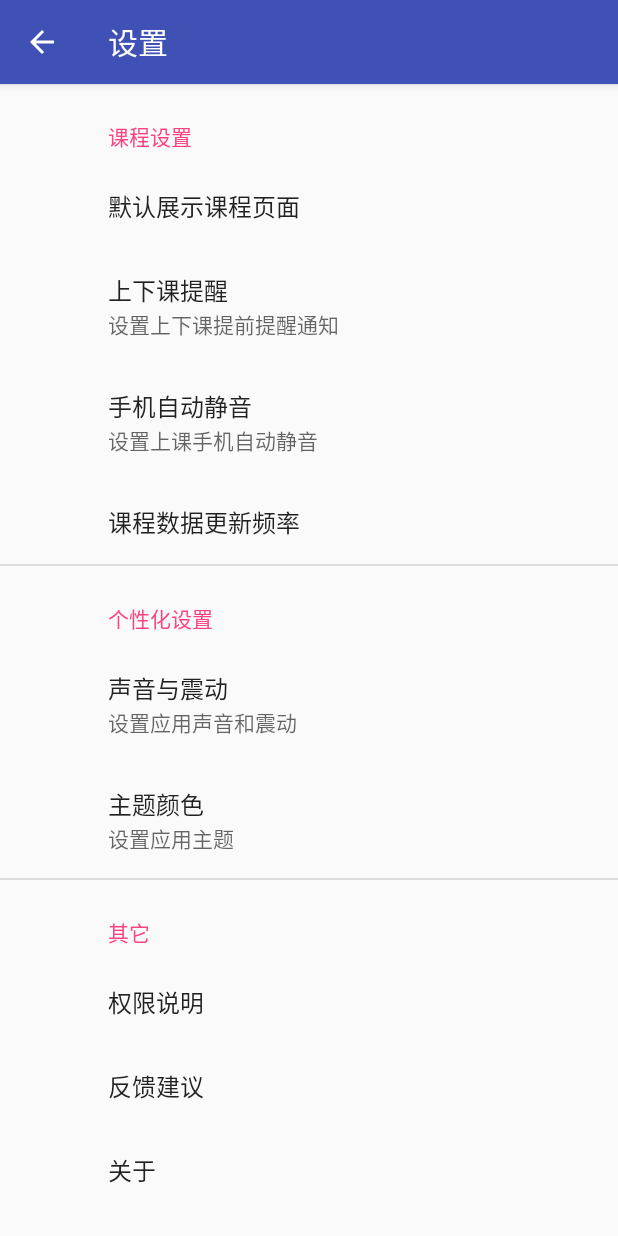
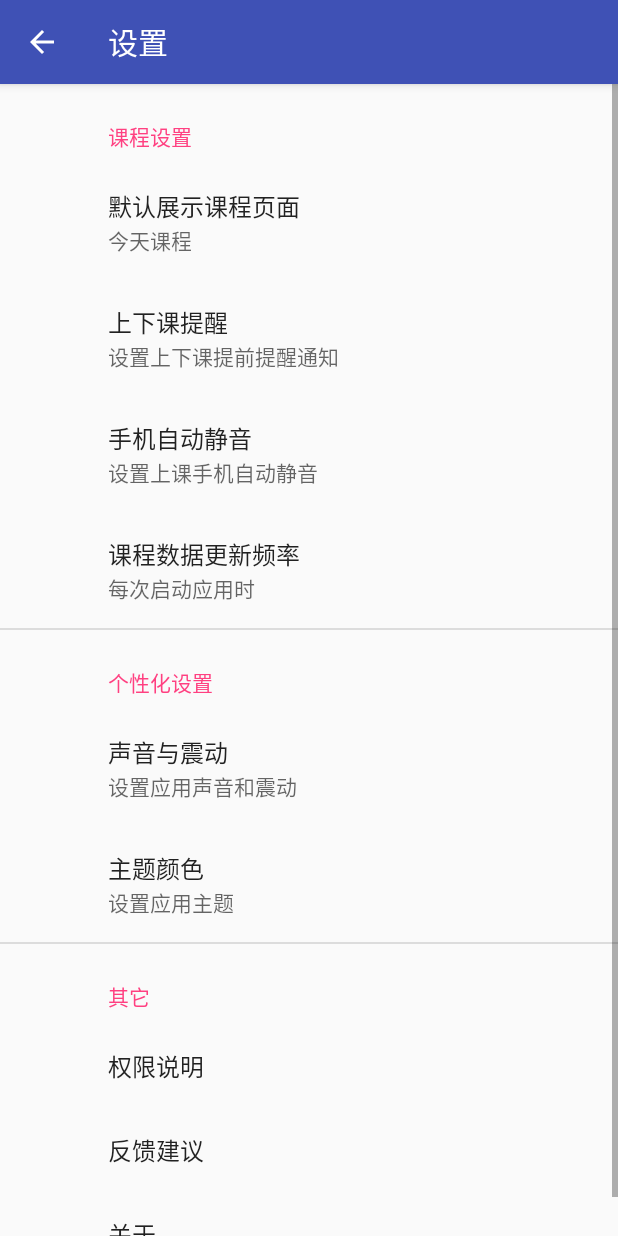
Before and after one commit to itning/YunShuClassSchedule, an Android app: the MainActivity screen opened directly, with no data from a screen before it, in the side drawer, after a tap on "设置", on a phone screen of 412 x 824 dp. Run offline under Robolectric (Android 15) with nearby library versions, the phone set to English and light mode, and no system bars; our stand-ins replace ButterKnife, EventBus, androidx.preference; 10 statements that could not run were skipped.

```diff
--- a/app/src/main/res/xml/preference_settings.xml
+++ b/app/src/main/res/xml/preference_settings.xml
@@ -1,6 +1,7 @@
 <PreferenceScreen xmlns:android="http://schemas.android.com/apk/res/android">
     <PreferenceCategory android:title="课程设置">
         <ListPreference
+            android:defaultValue="today"
             android:dialogTitle="选择默认展示课程页面"
             android:entries="@array/entries_list_default_show_main_fragment"
             android:entryValues="@array/entries_values_default_show_main_fragment"
@@ -19,6 +20,7 @@
                     android:summaryOn="上课提醒通知已开启"
                     android:title="上课提醒通知" />
                 <ListPreference
+                    android:defaultValue="3"
                     android:dependency="class_reminder_up_status"
                     android:dialogTitle="选择上课提醒通知发出时间"
                     android:entries="@array/entries_list_class_reminder_up_time"
@@ -34,11 +36,12 @@
                     android:summaryOn="下课提醒通知已开启"
                     android:title="下课提醒通知" />
                 <ListPreference
+                    android:defaultValue="1"
                     android:dependency="class_reminder_down_status"
                     android:dialogTitle="选择下课提醒通知发出时间"
                     android:entries="@array/entries_list_class_reminder_down_time"
                     android:entryValues="@array/entries_values_class_reminder_down_time"
-                    android:key="class_reminder_up_time"
+                    android:key="class_reminder_down_time"
                     android:title="提醒时间设置" />
             </PreferenceCategory>
         </PreferenceScreen>
@@ -55,6 +58,7 @@
                     android:summaryOn="上课手机自动静音已开启"
                     android:title="上课手机自动静音" />
                 <ListPreference
+                    android:defaultValue="0"
                     android:dependency="phone_mute_status"
                     android:dialogTitle="选择上课开启静音时间"
                     android:entries="@array/entries_list_phone_mute_before_time"
@@ -62,15 +66,17 @@
                     android:key="phone_mute_before_time"
                     android:title="上课前静音时间设置" />
                 <ListPreference
+                    android:defaultValue="0"
                     android:dependency="phone_mute_status"
                     android:dialogTitle="选择下课解除静音时间"
                     android:entries="@array/entries_list_phone_mute_after_time"
                     android:entryValues="@array/entries_values_phone_mute_after_time"
                     android:key="phone_mute_after_time"
-                    android:title="下课前静音时间设置" />
+                    android:title="下课前解除静音时间设置" />
             </PreferenceCategory>
         </PreferenceScreen>
         <ListPreference
+            android:defaultValue="each_start_app"
             android:dialogTitle="选择课程数据更新频率"
             android:entries="@array/entries_list_class_schedule_update_frequency"
             android:entryValues="@array/entries_values_class_schedule_update_frequency"
```
Also changed, not shown: app/src/main/AndroidManifest.xml (+7 -5 lines), app/src/main/java/top/itning/yunshuclassschedule/service/ClassReminderService.java (+10 -3 lines), app/src/main/java/top/itning/yunshuclassschedule/ui/fragment/setting/SettingsFragment.java (+65 -7 lines).
